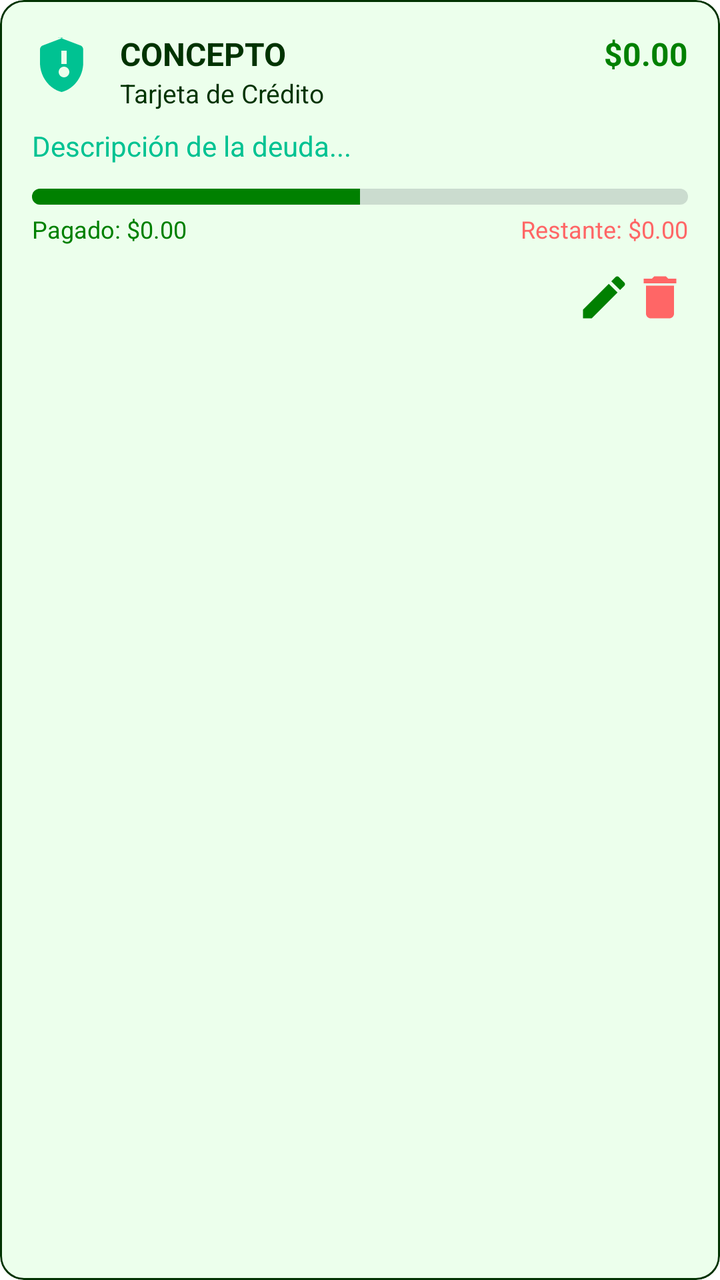
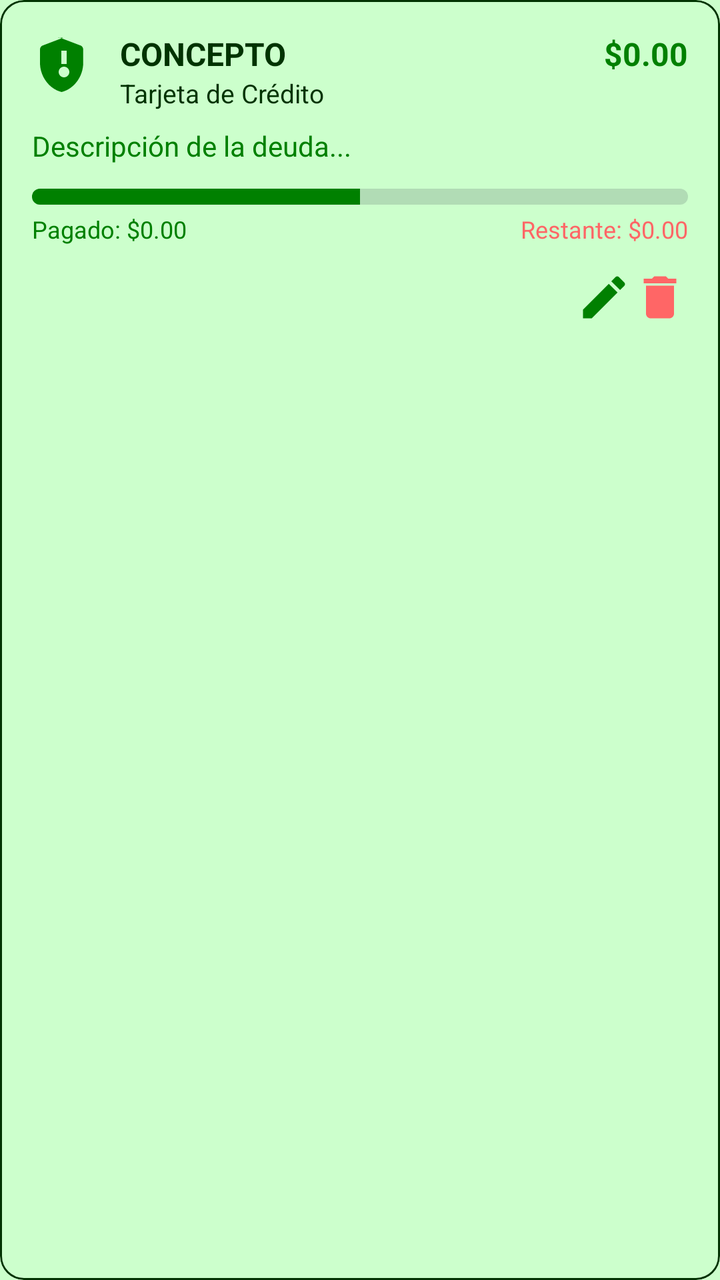

Compare the two renders of this Android layout. The source of the first and the diff that turns it into the second are given below.
<!-- AndroidManifest.xml: application theme Theme.MyLittleFinanControl -->
<!-- res/layout/item_deuda.xml -->
<?xml version="1.0" encoding="utf-8"?>
<com.google.android.material.card.MaterialCardView xmlns:android="http://schemas.android.com/apk/res/android"
    xmlns:app="http://schemas.android.com/apk/res-auto"
    android:layout_width="match_parent"
    android:layout_height="wrap_content"
    android:layout_marginHorizontal="16dp"
    android:layout_marginVertical="8dp"
    app:cardCornerRadius="12dp"
    app:cardElevation="0dp"
    app:cardBackgroundColor="?attr/colorSecondaryContainer"
    app:strokeWidth="1dp"
    app:strokeColor="?attr/colorOutline">

    <LinearLayout
        android:layout_width="match_parent"
        android:layout_height="wrap_content"
        android:orientation="vertical"
        android:padding="16dp">

        <RelativeLayout
            android:layout_width="match_parent"
            android:layout_height="wrap_content">

            <ImageView
                android:id="@+id/iv_icono_deuda"
                android:layout_width="32dp"
                android:layout_height="32dp"
                android:src="@drawable/ic_deuda" />

            <LinearLayout
                android:layout_width="wrap_content"
                android:layout_height="wrap_content"
                android:layout_toEndOf="@id/iv_icono_deuda"
                android:layout_toStartOf="@+id/tv_valor_restante_top"
                android:layout_marginStart="12dp"
                android:orientation="vertical">

                <TextView
                    android:id="@+id/tv_concepto"
                    android:layout_width="wrap_content"
                    android:layout_height="wrap_content"
                    android:text="CONCEPTO"
                    android:textAllCaps="true"
                    android:textSize="16sp"
                    android:textStyle="bold"
                    android:textColor="?attr/colorOnSurface" />

                <TextView
                    android:id="@+id/tv_tipo"
                    android:layout_width="wrap_content"
                    android:layout_height="wrap_content"
                    android:text="Tarjeta de Crédito"
                    android:textSize="13sp"
                    android:textColor="?attr/colorOnSurface" />
            </LinearLayout>

            <TextView
                android:id="@+id/tv_valor_restante_top"
                android:layout_width="wrap_content"
                android:layout_height="wrap_content"
                android:layout_alignParentEnd="true"
                android:text="$0.00"
                android:textSize="16sp"
                android:textStyle="bold"
                android:textColor="?attr/colorPrimary" />
        </RelativeLayout>

        <TextView
            android:id="@+id/tv_descripcion"
            android:layout_width="match_parent"
            android:layout_height="wrap_content"
            android:layout_marginTop="8dp"
            android:text="Descripción de la deuda..."
            android:textSize="14sp"
            android:textColor="?attr/colorSecondary"
            android:maxLines="2"
            android:ellipsize="end" />

        <ProgressBar
            android:id="@+id/pb_deuda"
            style="?android:attr/progressBarStyleHorizontal"
            android:layout_width="match_parent"
            android:layout_height="8dp"
            android:layout_marginTop="12dp"
            android:progress="50"
            android:progressDrawable="@drawable/custom_progress_bar" />

        <RelativeLayout
            android:layout_width="match_parent"
            android:layout_height="wrap_content"
            android:layout_marginTop="4dp">

            <TextView
                android:id="@+id/tv_pagado_label"
                android:layout_width="wrap_content"
                android:layout_height="wrap_content"
                android:text="Pagado: $0.00"
                android:textSize="12sp"
                android:textColor="?attr/colorPrimary" />

            <TextView
                android:id="@+id/tv_restante_label"
                android:layout_width="wrap_content"
                android:layout_height="wrap_content"
                android:layout_alignParentEnd="true"
                android:text="Restante: $0.00"
                android:textSize="12sp"
                android:textColor="?attr/colorError" />
        </RelativeLayout>

        <LinearLayout
            android:layout_width="wrap_content"
            android:layout_height="wrap_content"
            android:layout_gravity="end"
            android:layout_marginTop="12dp"
            android:orientation="horizontal">

            <ImageView
                android:id="@+id/iv_editar"
                android:layout_width="28dp"
                android:layout_height="28dp"
                android:src="@drawable/ic_edit"/>

            <ImageView
                android:id="@+id/iv_eliminar"
                android:layout_width="28dp"
                android:layout_height="28dp"
                android:src="@drawable/ic_delete" />
        </LinearLayout>

    </LinearLayout>
</com.google.android.material.card.MaterialCardView>
<!-- resources referenced by this layout -->
<resources>
  <!-- drawable ic_delete (drawable) -->
  <vector xmlns:android="http://schemas.android.com/apk/res/android" android:autoMirrored="true" android:height="24dp" android:tint="?attr/colorError" android:viewportHeight="24" android:viewportWidth="24" android:width="24dp">
        
      <path android:fillColor="?attr/colorError" android:pathData="M6,19c0,1.1 0.9,2 2,2h8c1.1,0 2,-0.9 2,-2V7H6v12zM19,4h-3.5l-1,-1h-5l-1,1H5v2h14V4z"/>
      
  </vector>
  <!-- drawable ic_edit (drawable) -->
  <vector xmlns:android="http://schemas.android.com/apk/res/android" android:autoMirrored="true" android:height="24dp" android:tint="?attr/colorPrimary" android:viewportHeight="24" android:viewportWidth="24" android:width="24dp">
        
      <path android:fillColor="?attr/colorPrimary" android:pathData="M3,17.25V21h3.75L17.81,9.94l-3.75,-3.75L3,17.25zM20.71,7.04c0.39,-0.39 0.39,-1.02 0,-1.41l-2.34,-2.34c-0.39,-0.39 -1.02,-0.39 -1.41,0l-1.83,1.83 3.75,3.75 1.83,-1.83z"/>
      
  </vector>
  <style name="Theme.MyLittleFinanControl" parent="Base.Theme.MyLittleFinanControl" />
  <style name="Base.Theme.MyLittleFinanControl" parent="Theme.Material3.DayNight.NoActionBar">
  
          
          <item name="colorPrimary">@color/verde_oscuro</item>
          
          <item name="colorOnPrimary">@android:color/white</item>
  
          
          <item name="colorPrimaryContainer">@color/verde_claro</item>
          
          <item name="colorOnPrimaryContainer">@color/verde_negro</item>
  
          
          <item name="colorSecondary">@color/verde</item>
          
          <item name="colorOnSecondary">@color/verde_negro</item>
  
          
          <item name="colorSecondaryContainer">@color/verde_transparente</item>
          <item name="colorOnSecondaryContainer">@color/verde_negro</item>
  
          
          <item name="colorTertiary">@color/verde_blanco_transparente</item>
          <item name="colorOnTertiary">@color/verde_negro</item>
  
          
          <item name="colorOutline">@color/verde_negro</item>
  
          
          <item name="colorOnSurface">@color/verde_negro</item>
  
          
          
          <item name="android:windowBackground">@android:color/white</item>
          
          <item name="colorSurface">@color/verde_blanco_transparente</item>
  
          
          <item name="colorError">@color/rojo_alerta</item>
          <item name="colorOnError">@color/rojo_transparente</item>
  
          
          <item name="android:statusBarColor">@android:color/white</item>
          <item name="android:windowLightStatusBar">true</item>
  
          
          <item name="colorSurfaceVariant">#E0E0E0</item>
          <item name="colorOnSurfaceVariant">#49454F</item>
  
      </style>
  <color name="verde_oscuro">#008000</color>
  <color name="verde_claro">#CCFFCC</color>
  <color name="verde_negro">#003300</color>
  <color name="verde">#00C292</color>
  <color name="verde_transparente">#5FCCFFCC</color>
  <color name="verde_blanco_transparente">#D3F6FFF6</color>
  <color name="rojo_alerta">#FF6666</color>
  <color name="rojo_transparente">#7BF69F9F</color>
  <!-- unchanged entries left out for length: 2 -->
</resources>

<!-- the commit's change to res/layout/item_deuda.xml (unified diff, before → after) -->
@@ -25,7 +25,8 @@
                 android:id="@+id/iv_icono_deuda"
                 android:layout_width="32dp"
                 android:layout_height="32dp"
-                android:src="@drawable/ic_deuda" />
+                android:src="@drawable/ic_deuda"
+                app:tint="?attr/colorPrimary"/>
 
             <LinearLayout
                 android:layout_width="wrap_content"
@@ -72,7 +73,7 @@
             android:layout_marginTop="8dp"
             android:text="Descripción de la deuda..."
             android:textSize="14sp"
-            android:textColor="?attr/colorSecondary"
+            android:textColor="?attr/colorPrimary"
             android:maxLines="2"
             android:ellipsize="end" />
 
@@ -119,7 +120,8 @@
                 android:id="@+id/iv_editar"
                 android:layout_width="28dp"
                 android:layout_height="28dp"
-                android:src="@drawable/ic_edit"/>
+                android:src="@drawable/ic_edit"
+                app:tint="?attr/colorPrimary" />
 
             <ImageView
                 android:id="@+id/iv_eliminar"
<!-- resource entries referenced after the edit -->
@@ -46,7 +46,7 @@
   
           
           
-          <item name="android:windowBackground">@android:color/white</item>
+          <item name="android:windowBackground">@color/verde_claro</item>
           
           <item name="colorSurface">@color/verde_blanco_transparente</item>
   
@@ -59,9 +59,17 @@
           <item name="android:windowLightStatusBar">true</item>
   
           
-          <item name="colorSurfaceVariant">#E0E0E0</item>
-          <item name="colorOnSurfaceVariant">#49454F</item>
+          <item name="colorSurfaceVariant">@color/verde_transparente</item>
+          <item name="colorOnSurfaceVariant">@color/verde_gris</item>
   
+          
+          <item name="popupMenuBackground">@android:color/white</item>
+          <item name="android:popupBackground">@android:color/white</item>
+  
+          <item name="colorSurfaceContainer">@color/verde_claro</item>
+          <item name="colorSurfaceContainerLow">@color/verde_claro</item>
+          <item name="colorSurfaceContainerHigh">@color/verde_claro</item>
+          <item name="colorSurfaceContainerHighest">@color/verde_claro</item>
       </style>
   <color name="verde_oscuro">#008000</color>
   <color name="verde_claro">#CCFFCC</color>
@@ -71,6 +79,7 @@
   <color name="verde_blanco_transparente">#D3F6FFF6</color>
   <color name="rojo_alerta">#FF6666</color>
   <color name="rojo_transparente">#7BF69F9F</color>
+  <color name="verde_gris">#ED003300</color>
   <!-- unchanged entries left out for length: 2 -->
 </resources>
 
